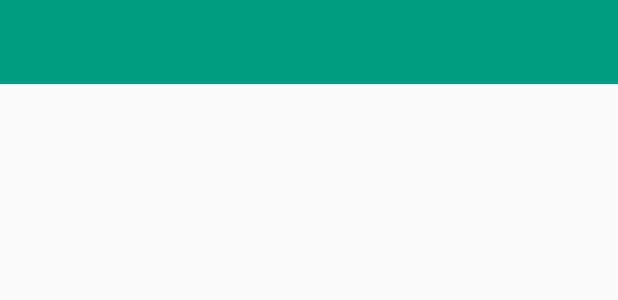
After one commit to V0G3L/treff., an Android app: the layout toolbar_home.xml on its own in the app's theme, with its tools: preview values and no code run, on a phone screen of 412 x 824 dp. The commit adds this screen. Shown: the top 300 px of the screen. Run offline under Robolectric (Android 15) with nearby library versions, the phone set to English and light mode, and no system bars.

Commit message:
replaced actionbar with toolbar & fixed its behaviour, viewholder cleanup

```diff
--- a/client/app/src/main/java/org/pispeb/treff_client/home/EventListFragment.java
+++ b/client/app/src/main/java/org/pispeb/treff_client/home/EventListFragment.java
@@ -8,9 +8,6 @@ import android.view.ViewGroup;
 
 import org.pispeb.treff_client.R;
 
-/**
- * Created by Lukas on 12/13/2017.
- */
 
 public class EventListFragment extends Fragment {
 
--- a/client/app/src/main/java/org/pispeb/treff_client/home/FriendListFragment.java
+++ b/client/app/src/main/java/org/pispeb/treff_client/home/FriendListFragment.java
@@ -2,10 +2,6 @@ package org.pispeb.treff_client.home;
 
 import android.support.v4.app.Fragment;
 
-/**
- * Created by Lukas on 12/13/2017.
- */
-
 public class FriendListFragment extends Fragment {
 
 }
--- a/client/app/src/main/java/org/pispeb/treff_client/home/FriendListViewModel.java
+++ b/client/app/src/main/java/org/pispeb/treff_client/home/FriendListViewModel.java
@@ -3,7 +3,7 @@ package org.pispeb.treff_client.home;
 import android.arch.lifecycle.ViewModel;
 
 /**
- * Stores and manages the necessary data for the FriendListFragment
+ * Stores and manages the necessary data for the {@link FriendListFragment}
  */
 
 public class FriendListViewModel extends ViewModel {
--- a/client/app/src/main/java/org/pispeb/treff_client/home/GroupListViewModel.java
+++ b/client/app/src/main/java/org/pispeb/treff_client/home/GroupListViewModel.java
@@ -7,4 +7,5 @@ import android.arch.lifecycle.ViewModel;
  */
 
 public class GroupListViewModel extends ViewModel {
+
 }
--- a/client/app/src/main/java/org/pispeb/treff_client/home/NavigationDrawerFragment.java
+++ b/client/app/src/main/java/org/pispeb/treff_client/home/NavigationDrawerFragment.java
@@ -29,4 +29,5 @@ public class NavigationDrawerFragment extends Fragment {
         // Inflate the layout for this fragment
         return inflater.inflate(R.layout.fragment_navigation_drawer, container, false);
     }
+
 }
--- /dev/null
+++ b/client/app/src/main/res/layout/toolbar_home.xml
@@ -0,0 +1,12 @@
+<?xml version="1.0" encoding="utf-8"?>
+<android.support.v7.widget.Toolbar
+    xmlns:android="http://schemas.android.com/apk/res/android"
+    xmlns:app="http://schemas.android.com/apk/res-auto"
+    android:id="@+id/toolbar_home"
+    android:layout_height="wrap_content"
+    android:layout_width="match_parent"
+    android:fitsSystemWindows="true"
+    android:minHeight="?attr/actionBarSize"
+    app:theme="@style/ThemeOverlay.AppCompat.Dark.ActionBar"
+    android:background="?attr/colorPrimary">
+</android.support.v7.widget.Toolbar>
--- a/client/app/src/main/res/values/strings.xml
+++ b/client/app/src/main/res/values/strings.xml
@@ -18,10 +18,14 @@
     <!-- TODO: Remove or change this placeholder text -->
     <string name="hello_blank_fragment">Hello blank fragment</string>
 
-
+    <!-- home activity tab titles -->
     <string name="tabtext_events">Event</string>
     <string name="tabtext_map">Map</string>
     <string name="tabtext_friends">Friends</string>
     <string name="tabtext_groups">Groups</string>
 
+    <!-- navigation drawer open/close strings for accessibility -->
+    <string name="drawer_open">Open navigation drawer</string>
+    <string name="drawer_close">Close navigation drawer</string>
+
 </resources>
--- a/client/app/src/main/res/values/styles.xml
+++ b/client/app/src/main/res/values/styles.xml
@@ -1,11 +1,12 @@
 <resources>
 
     <!-- Base application theme. -->
-    <style name="AppTheme" parent="Theme.AppCompat.Light.DarkActionBar">
+    <style name="AppTheme" parent="Theme.AppCompat.Light.NoActionBar">
         <!-- Customize your theme here. -->
         <item name="colorPrimary">@color/colorPrimary</item>
         <item name="colorPrimaryDark">@color/colorPrimaryDark</item>
         <item name="colorAccent">@color/colorAccent</item>
+        <item name="android:windowTranslucentStatus">true</item>
     </style>
 
 </resources>
```
Also changed, not shown: client/app/src/main/java/org/pispeb/treff_client/home/HomeActivity.java (+65 -23 lines), client/app/src/main/java/org/pispeb/treff_client/home/ViewPagerAdapter.java (added, +39 -0 lines), client/app/src/main/java/org/pispeb/treff_client/lists/EventListAdapter.java (+19 -1 lines), client/app/src/main/java/org/pispeb/treff_client/lists/EventListViewHolder.java (+8 -1 lines), client/app/src/main/java/org/pispeb/treff_client/lists/FriendListViewHolder.java (+5 -4 lines), client/app/src/main/java/org/pispeb/treff_client/lists/GroupListAdapter.java (+19 -4 lines), client/app/src/main/res/layout/activity_home.xml (+8 -4 lines).
